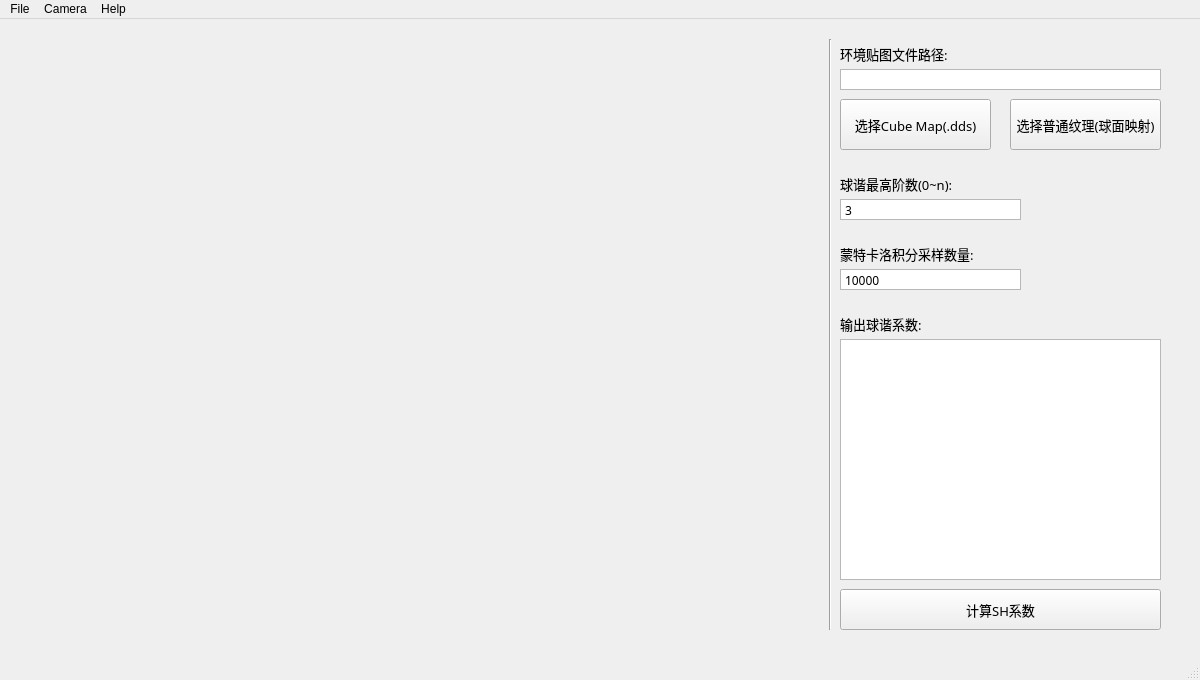
Above: Source/GUI-SHLighting/GUISHLighting.ui from CHINA-JIGE/Noise3D-DirectX11 before the change. Below: the same form after it.
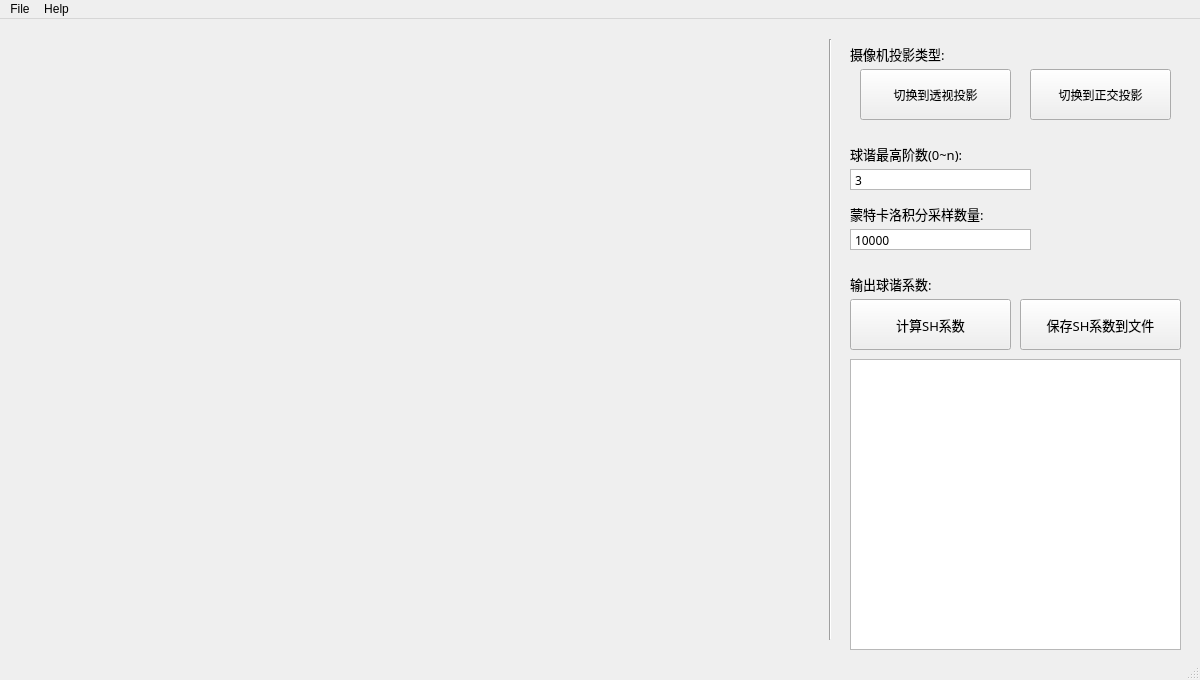
That is the form after the change.

Commit message: save SH coefficients to file

```diff
--- a/Source/GUI-SHLighting/GUISHLighting.ui
+++ b/Source/GUI-SHLighting/GUISHLighting.ui
@@ -20,43 +20,11 @@
    <string>Spherical Harmonic Lighting Utility - sunhonglian</string>
   </property>
   <widget class="QWidget" name="centralwidget">
-   <widget class="QTextBrowser" name="textBrowser_filePath">
-    <property name="geometry">
-     <rect>
-      <x>840</x>
-      <y>50</y>
-      <width>321</width>
-      <height>21</height>
-     </rect>
-    </property>
-    <property name="font">
-     <font>
-      <family>Microsoft YaHei UI Light</family>
-      <pointsize>8</pointsize>
-     </font>
-    </property>
-    <property name="statusTip">
-     <string extracomment="Note:可以是无压缩.dds格式的Cube Map,也可以是普通的 单张贴图(之后会做球面映射)"/>
-    </property>
-    <property name="verticalScrollBarPolicy">
-     <enum>Qt::ScrollBarAlwaysOff</enum>
-    </property>
-    <property name="horizontalScrollBarPolicy">
-     <enum>Qt::ScrollBarAlwaysOff</enum>
-    </property>
-    <property name="html">
-     <string>&lt;!DOCTYPE HTML PUBLIC &quot;-//W3C//DTD HTML 4.0//EN&quot; &quot;http://www.w3.org/TR/REC-html40/strict.dtd&quot;&gt;
-&lt;html&gt;&lt;head&gt;&lt;meta name=&quot;qrichtext&quot; content=&quot;1&quot; /&gt;&lt;style type=&quot;text/css&quot;&gt;
-p, li { white-space: pre-wrap; }
-&lt;/style&gt;&lt;/head&gt;&lt;body style=&quot; font-family:'Microsoft YaHei UI Light'; font-size:8pt; font-weight:400; font-style:normal;&quot;&gt;
-&lt;p style=&quot;-qt-paragraph-type:empty; margin-top:0px; margin-bottom:0px; margin-left:0px; margin-right:0px; -qt-block-indent:0; text-indent:0px; font-size:9pt;&quot;&gt;&lt;br /&gt;&lt;/p&gt;&lt;/body&gt;&lt;/html&gt;</string>
-    </property>
-   </widget>
    <widget class="QLabel" name="label_MonteCarlo">
     <property name="geometry">
      <rect>
-      <x>840</x>
-      <y>220</y>
+      <x>850</x>
+      <y>180</y>
       <width>141</width>
       <height>31</height>
      </rect>
@@ -73,32 +41,13 @@
      <string>&lt;html&gt;&lt;head/&gt;&lt;body&gt;&lt;p&gt;蒙特卡洛积分采样数量:&lt;/p&gt;&lt;/body&gt;&lt;/html&gt;</string>
     </property>
    </widget>
-   <widget class="QPushButton" name="btn_SelectSphericalMap">
-    <property name="geometry">
-     <rect>
-      <x>1010</x>
-      <y>80</y>
-      <width>151</width>
-      <height>51</height>
-     </rect>
-    </property>
-    <property name="font">
-     <font>
-      <family>Microsoft YaHei UI Light</family>
-      <pointsize>10</pointsize>
-     </font>
-    </property>
-    <property name="text">
-     <string>选择普通纹理(球面映射)</string>
-    </property>
-   </widget>
    <widget class="Line" name="line">
     <property name="geometry">
      <rect>
       <x>820</x>
       <y>20</y>
       <width>20</width>
-      <height>591</height>
+      <height>601</height>
      </rect>
     </property>
     <property name="orientation">
@@ -108,10 +57,10 @@
    <widget class="QPushButton" name="btn_ComputeSH">
     <property name="geometry">
      <rect>
-      <x>840</x>
-      <y>570</y>
-      <width>321</width>
-      <height>41</height>
+      <x>850</x>
+      <y>280</y>
+      <width>161</width>
+      <height>51</height>
      </rect>
     </property>
     <property name="font">
@@ -124,34 +73,13 @@
      <string>计算SH系数</string>
     </property>
    </widget>
-   <widget class="QLabel" name="label_envMapPath">
-    <property name="geometry">
-     <rect>
-      <x>840</x>
-      <y>20</y>
-      <width>251</width>
-      <height>31</height>
-     </rect>
-    </property>
-    <property name="font">
-     <font>
-      <family>Microsoft YaHei UI Light</family>
-      <pointsize>10</pointsize>
-      <weight>50</weight>
-      <bold>false</bold>
-     </font>
-    </property>
-    <property name="text">
-     <string>&lt;html&gt;&lt;head/&gt;&lt;body&gt;&lt;p&gt;环境贴图文件路径:&lt;/p&gt;&lt;/body&gt;&lt;/html&gt;</string>
-    </property>
-   </widget>
    <widget class="QTextEdit" name="textEdit_ShCoefficient">
     <property name="geometry">
      <rect>
-      <x>840</x>
-      <y>320</y>
-      <width>321</width>
-      <height>241</height>
+      <x>850</x>
+      <y>340</y>
+      <width>331</width>
+      <height>291</height>
      </rect>
     </property>
     <property name="font">
@@ -180,8 +108,8 @@
    <widget class="QTextEdit" name="textEdit_shOrder">
     <property name="geometry">
      <rect>
-      <x>840</x>
-      <y>180</y>
+      <x>850</x>
+      <y>150</y>
       <width>181</width>
       <height>21</height>
      </rect>
@@ -212,8 +140,8 @@
    <widget class="QTextEdit" name="textEdit_monteCarlo">
     <property name="geometry">
      <rect>
-      <x>840</x>
-      <y>250</y>
+      <x>850</x>
+      <y>210</y>
       <width>181</width>
       <height>21</height>
      </rect>
@@ -244,8 +172,8 @@
    <widget class="QLabel" name="label_SHOrder">
     <property name="geometry">
      <rect>
-      <x>840</x>
-      <y>150</y>
+      <x>850</x>
+      <y>120</y>
       <width>141</width>
       <height>31</height>
      </rect>
@@ -262,30 +190,11 @@
      <string>&lt;html&gt;&lt;head/&gt;&lt;body&gt;&lt;p&gt;球谐最高阶数(0~n):&lt;/p&gt;&lt;/body&gt;&lt;/html&gt;</string>
     </property>
    </widget>
-   <widget class="QPushButton" name="btn_SelectCubeMap">
-    <property name="geometry">
-     <rect>
-      <x>840</x>
-      <y>80</y>
-      <width>151</width>
-      <height>51</height>
-     </rect>
-    </property>
-    <property name="font">
-     <font>
-      <family>Microsoft YaHei UI Light</family>
-      <pointsize>10</pointsize>
-     </font>
-    </property>
-    <property name="text">
-     <string>选择Cube Map(.dds)</string>
-    </property>
-   </widget>
    <widget class="QLabel" name="label_CalSHCoeff">
     <property name="geometry">
      <rect>
-      <x>840</x>
-      <y>290</y>
+      <x>850</x>
+      <y>250</y>
       <width>141</width>
       <height>31</height>
      </rect>
@@ -302,6 +211,72 @@
      <string>&lt;html&gt;&lt;head/&gt;&lt;body&gt;&lt;p&gt;输出球谐系数:&lt;/p&gt;&lt;/body&gt;&lt;/html&gt;</string>
     </property>
    </widget>
+   <widget class="QPushButton" name="btn_CamOrtho">
+    <property name="geometry">
+     <rect>
+      <x>1030</x>
+      <y>50</y>
+      <width>141</width>
+      <height>51</height>
+     </rect>
+    </property>
+    <property name="text">
+     <string>切换到正交投影</string>
+    </property>
+   </widget>
+   <widget class="QPushButton" name="btn_CamPerspective">
+    <property name="geometry">
+     <rect>
+      <x>860</x>
+      <y>50</y>
+      <width>151</width>
+      <height>51</height>
+     </rect>
+    </property>
+    <property name="text">
+     <string>切换到透视投影</string>
+    </property>
+   </widget>
+   <widget class="QLabel" name="label_camProjType">
+    <property name="geometry">
+     <rect>
+      <x>850</x>
+      <y>20</y>
+      <width>141</width>
+      <height>31</height>
+     </rect>
+    </property>
+    <property name="font">
+     <font>
+      <family>Microsoft YaHei UI Light</family>
+      <pointsize>10</pointsize>
+      <weight>50</weight>
+      <bold>false</bold>
+     </font>
+    </property>
+    <property name="text">
+     <string>&lt;html&gt;&lt;head/&gt;&lt;body&gt;&lt;p&gt;摄像机投影类型:&lt;/p&gt;&lt;/body&gt;&lt;/html&gt;</string>
+    </property>
+   </widget>
+   <widget class="QPushButton" name="btn_SaveSHCoefficients">
+    <property name="geometry">
+     <rect>
+      <x>1020</x>
+      <y>280</y>
+      <width>161</width>
+      <height>51</height>
+     </rect>
+    </property>
+    <property name="font">
+     <font>
+      <family>Microsoft YaHei UI Light</family>
+      <pointsize>10</pointsize>
+     </font>
+    </property>
+    <property name="text">
+     <string>保存SH系数到文件</string>
+    </property>
+   </widget>
   </widget>
   <widget class="QMenuBar" name="menubar">
    <property name="geometry">
@@ -324,15 +299,7 @@
     </property>
     <addaction name="actionAbout"/>
    </widget>
-   <widget class="QMenu" name="menuCamera">
-    <property name="title">
-     <string>Camera</string>
-    </property>
-    <addaction name="actionCameraOrthographic"/>
-    <addaction name="actionCameraPerspective"/>
-   </widget>
    <addaction name="menuFile"/>
-   <addaction name="menuCamera"/>
    <addaction name="menuHelp"/>
   </widget>
   <widget class="QStatusBar" name="statusbar"/>
```
Left out of the diff: 17 changed lines with no effect on the pictures. The commit also changes 6 other files.
